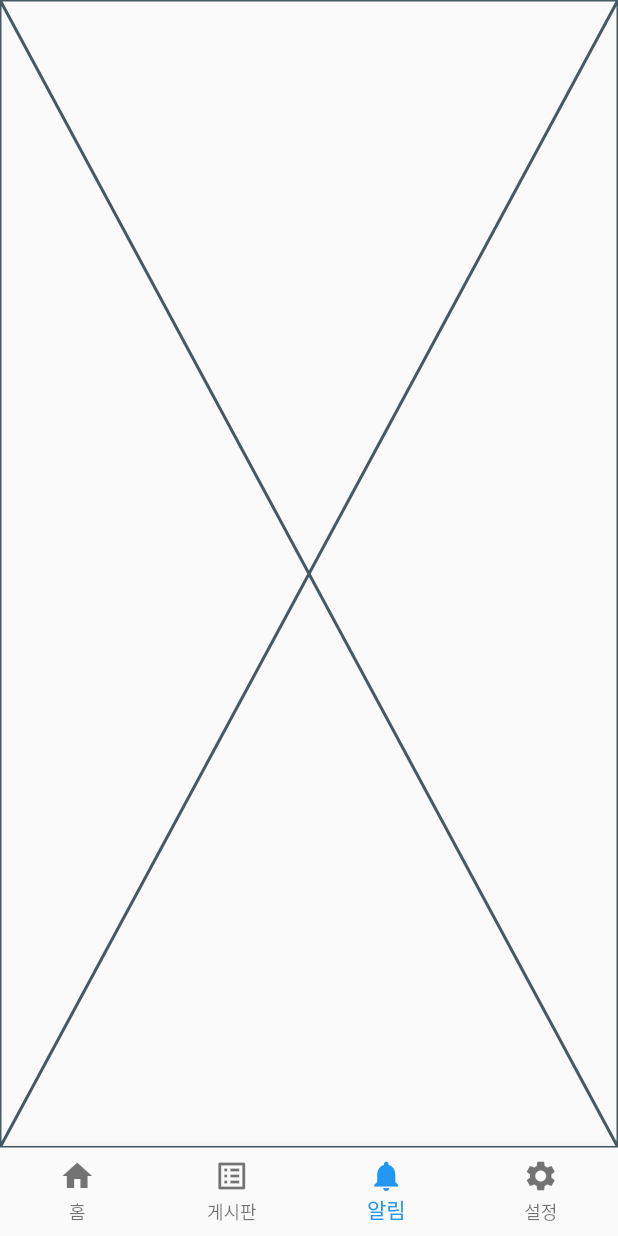
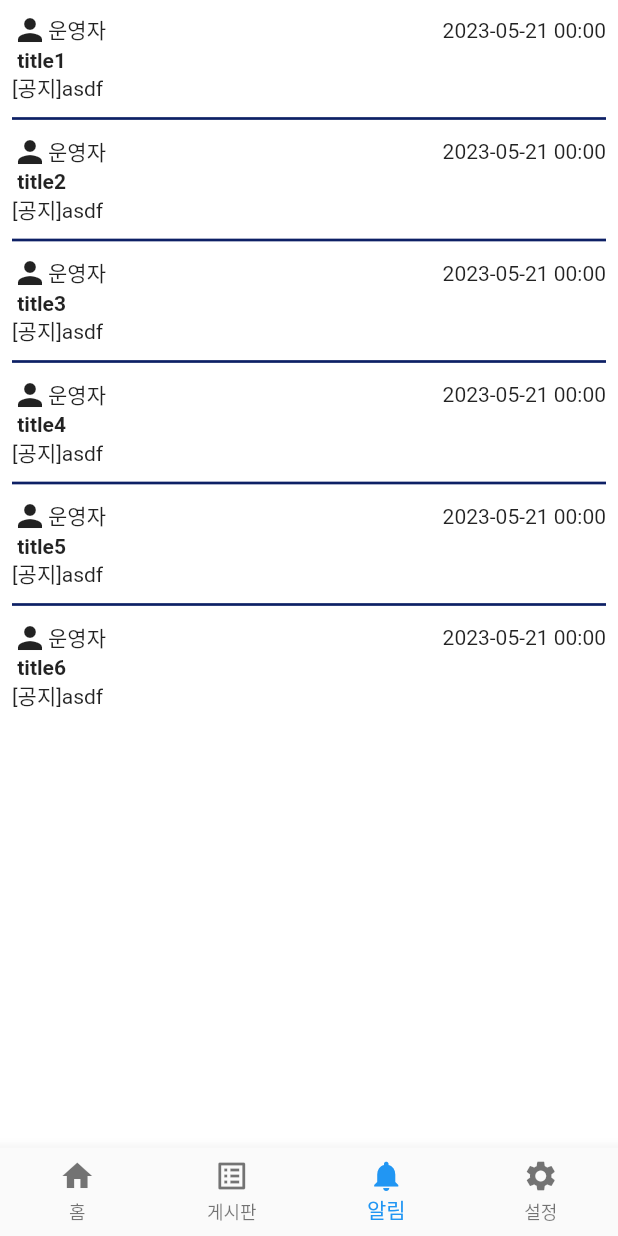
Before and after one commit to bioroid17/MediaProject, a Flutter app: the NavbarScreen screen opened directly, item 3 of the bottom bar chosen, on a phone screen of 412 x 824 dp. Run offline on Flutter 3.47's test engine with Material 2 defaults, Android fonts, the phone set to English and light mode, and no system bars; our stand-ins replace flutter_local_notifications.

Commit message:
screen notice

```diff
--- a/batta/lib/screen/screen_board.dart
+++ b/batta/lib/screen/screen_board.dart
@@ -31,7 +31,7 @@ class BoardScreen extends StatelessWidget {
           separatorBuilder: (context, index) => const Divider(
             thickness: 1.8,
             height: 20,
-            color: Color(0xFF0D2065),
+            color: Color.fromARGB(255, 13, 32, 101),
           ),
           itemCount: 30,
         ),
--- a/batta/lib/screen/screen_navbar.dart
+++ b/batta/lib/screen/screen_navbar.dart
@@ -18,7 +18,9 @@ class _NavbarScreenState extends State<NavbarScreen> {
   final List<Widget> _pages = [
     const HomeScreen(),
     const BoardListScreen(),
-    const NoticeScreen(),
+    const NoticeScreen(
+      type: '',
+    ),
     const SettingScreen(),
   ];
   @override
--- a/batta/lib/screen/screen_notice.dart
+++ b/batta/lib/screen/screen_notice.dart
@@ -1,7 +1,10 @@
 import 'package:flutter/material.dart';
 
+import '../widget/widget_board.dart';
+
 class NoticeScreen extends StatefulWidget {
-  const NoticeScreen({super.key});
+  const NoticeScreen({super.key, required this.type});
+  final String type;
 
   @override
   State<NoticeScreen> createState() => _NoticeScreenState();
@@ -10,6 +13,30 @@ class NoticeScreen extends StatefulWidget {
 class _NoticeScreenState extends State<NoticeScreen> {
   @override
   Widget build(BuildContext context) {
-    return const Placeholder();
+    return Scaffold(
+      body: Container(
+        padding: const EdgeInsets.all(8.0),
+        color: Color.fromARGB(255, 255, 255, 255),
+        child: ListView.separated(
+          scrollDirection: Axis.vertical,
+          itemBuilder: (context, index) {
+            return Board(
+              username: '운영자',
+              boardNum: "$index",
+              type: widget.type,
+              title: "${widget.type} title${index + 1}",
+              content: "[공지]asdf",
+              datetime: "2023-05-21 00:00",
+            );
+          },
+          separatorBuilder: (context, index) => const Divider(
+            thickness: 1.8,
+            height: 20,
+            color: Color.fromARGB(255, 13, 32, 101),
+          ),
+          itemCount: 6,
+        ),
+      ),
+    );
   }
 }
```
